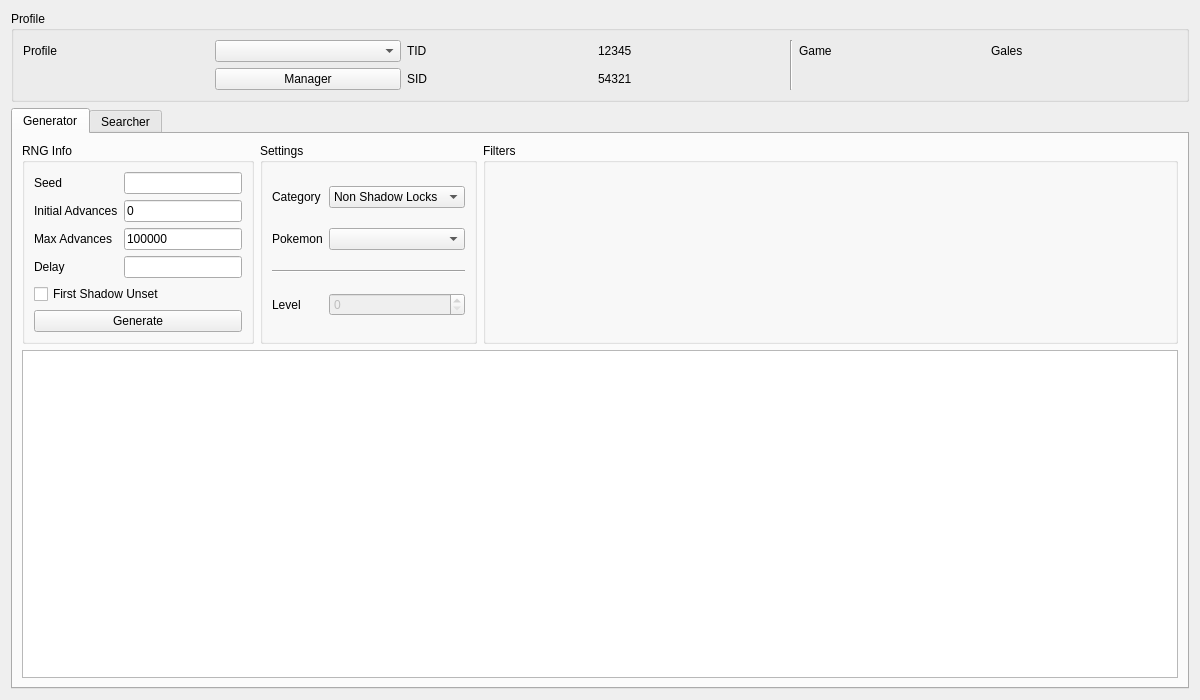
Before: the Qt Designer form Source/Form/Gen3/GameCube.ui in Admiral-Fish/PokeFinder, drawn with Qt 5.
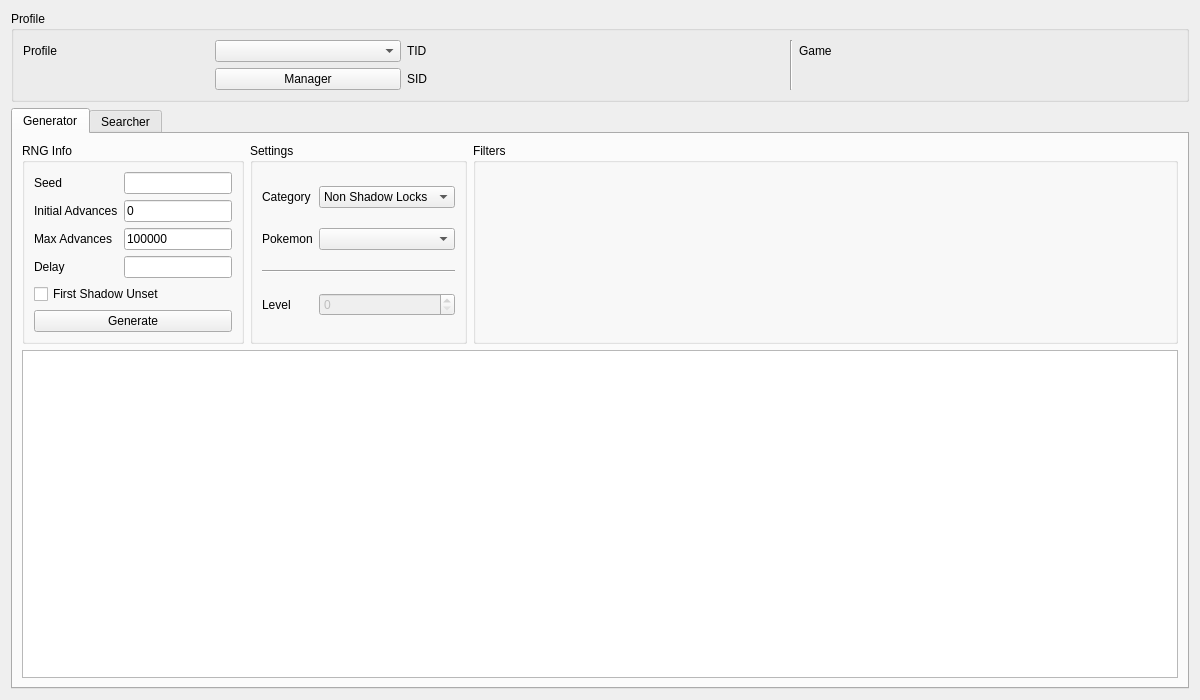
After: the same form once the commit is applied. Custom widgets are drawn as their Qt base class.

The edit to the form file:
```diff
--- a/Source/Form/Gen3/GameCube.ui
+++ b/Source/Form/Gen3/GameCube.ui
@@ -38,11 +38,7 @@
        </widget>
       </item>
       <item row="0" column="3">
-       <widget class="QLabel" name="labelProfileTIDValue">
-        <property name="text">
-         <string notr="true">12345</string>
-        </property>
-       </widget>
+       <widget class="QLabel" name="labelProfileTIDValue"/>
       </item>
       <item row="0" column="4" rowspan="2">
        <widget class="Line" name="line">
@@ -59,11 +55,7 @@
        </widget>
       </item>
       <item row="0" column="6">
-       <widget class="QLabel" name="labelProfileGameValue">
-        <property name="text">
-         <string>Gales</string>
-        </property>
-       </widget>
+       <widget class="QLabel" name="labelProfileGameValue"/>
       </item>
       <item row="1" column="1">
        <widget class="QPushButton" name="pushButtonProfileManager">
@@ -80,11 +72,7 @@
        </widget>
       </item>
       <item row="1" column="3">
-       <widget class="QLabel" name="labelProfileSIDValue">
-        <property name="text">
-         <string notr="true">54321</string>
-        </property>
-       </widget>
+       <widget class="QLabel" name="labelProfileSIDValue"/>
       </item>
      </layout>
     </widget>
@@ -98,24 +86,12 @@
       <layout class="QGridLayout" name="gridLayout_9">
        <item row="0" column="0">
         <widget class="QGroupBox" name="groupBoxGeneratorRNGInfo">
-         <property name="sizePolicy">
-          <sizepolicy hsizetype="Preferred" vsizetype="Preferred">
-           <horstretch>1</horstretch>
-           <verstretch>0</verstretch>
-          </sizepolicy>
-         </property>
          <property name="title">
           <string>RNG Info</string>
          </property>
          <layout class="QGridLayout" name="gridLayout_6">
           <item row="2" column="0">
            <widget class="QLabel" name="labelGeneratorMaxAdvances">
-            <property name="sizePolicy">
-             <sizepolicy hsizetype="Fixed" vsizetype="Preferred">
-              <horstretch>0</horstretch>
-              <verstretch>0</verstretch>
-             </sizepolicy>
-            </property>
             <property name="text">
              <string>Max Advances</string>
             </property>
@@ -190,12 +166,6 @@
           </item>
           <item row="0" column="0">
            <widget class="QLabel" name="labelGeneratorSeed">
-            <property name="sizePolicy">
-             <sizepolicy hsizetype="Fixed" vsizetype="Preferred">
-              <horstretch>0</horstretch>
-              <verstretch>0</verstretch>
-             </sizepolicy>
-            </property>
             <property name="text">
              <string>Seed</string>
             </property>
@@ -277,7 +247,7 @@
         <widget class="QGroupBox" name="groupBoxGeneratorFilters">
          <property name="sizePolicy">
           <sizepolicy hsizetype="Preferred" vsizetype="Preferred">
-           <horstretch>3</horstretch>
+           <horstretch>1</horstretch>
            <verstretch>0</verstretch>
           </sizepolicy>
          </property>
```
Left out of the diff: 29 changed lines with no effect on the pictures.
